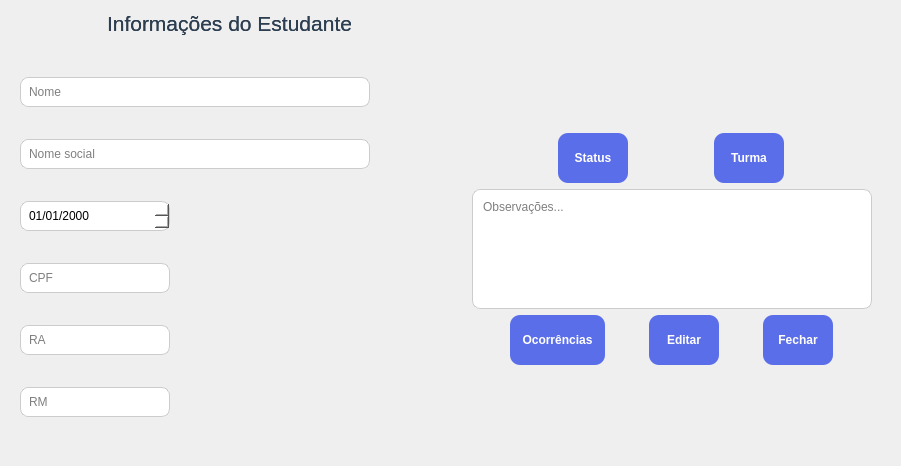
Before: the Qt Designer form App/view/ui/studentInfo.ui in Senac-SOR-ADS/Gerenciamento-Escolar, drawn with Qt 5.
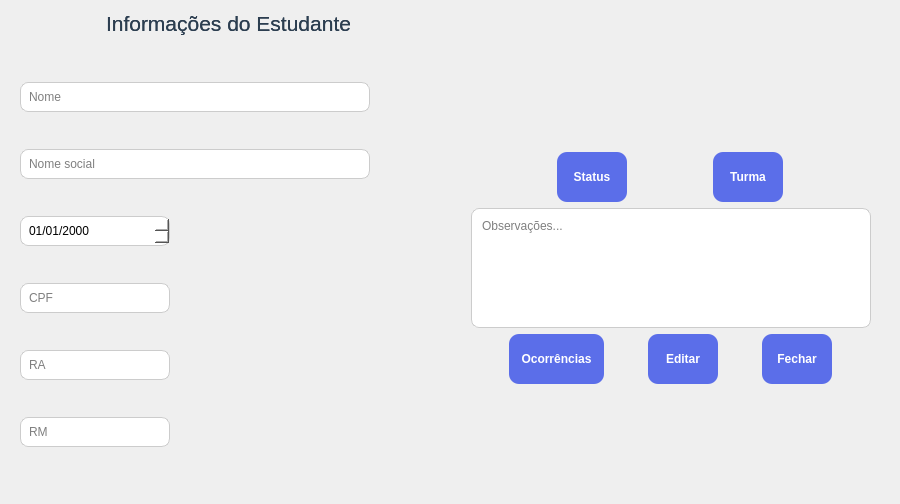
After: the same form once the commit is applied. Icons and pictures are not drawn.

What changed in the file:
```diff
--- a/App/view/ui/studentInfo.ui
+++ b/App/view/ui/studentInfo.ui
@@ -9,8 +9,8 @@
    <rect>
     <x>0</x>
     <y>0</y>
-    <width>901</width>
-    <height>466</height>
+    <width>900</width>
+    <height>504</height>
    </rect>
   </property>
   <property name="windowTitle">
@@ -70,7 +70,7 @@
     background: #fff;
 }
 QTextEdit#obs {
-	border: 1px solid #ccc;
+	border: 1.8px solid #C5CDF0;
     border-radius: 8px;
     padding: 6px;
     background: white;
```
Left out of the diff: 2 changed lines with no effect on the pictures.
